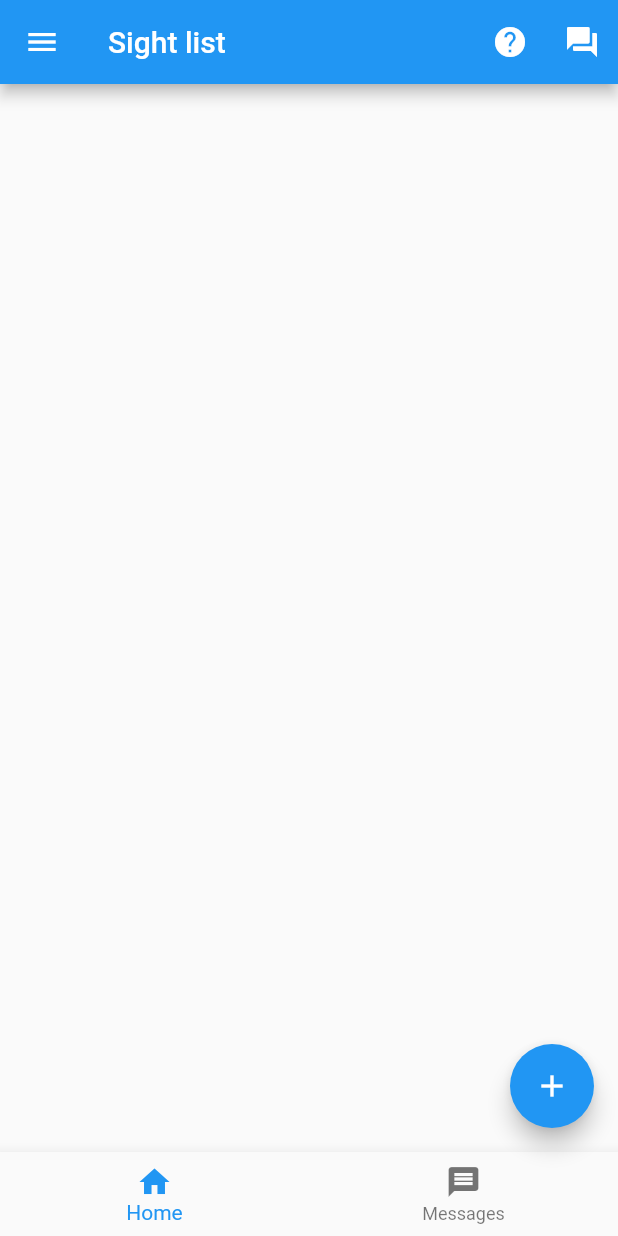
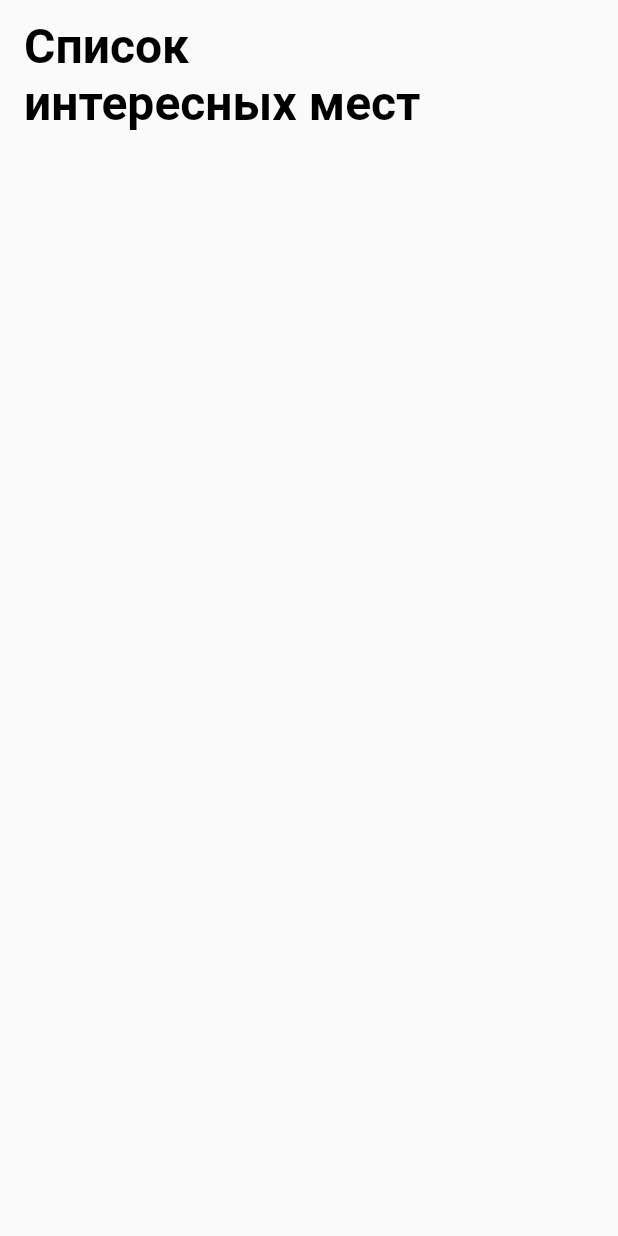
Before and after one commit to Chetkov/surf-flutter-course-chetkov, a Flutter app: the screen it shows after launch, on a phone screen of 412 x 824 dp. Run offline on Flutter 3.47's test engine with Material 2 defaults, Android fonts, the phone set to English and light mode, and no system bars.

```diff
--- a/lib/ui/screen/sight_list_screen.dart
+++ b/lib/ui/screen/sight_list_screen.dart
@@ -1,5 +1,4 @@
 import 'package:flutter/material.dart';
-import 'package:places/ui/screen/sight_list_screen_const.dart';
 
 class SightListScreen extends StatefulWidget {
   @override
@@ -10,38 +9,22 @@ class _SightListScreenState extends State<SightListScreen> {
   @override
   Widget build(BuildContext context) {
     return Scaffold(
-      floatingActionButton: FloatingActionButton(
-        onPressed: () {
-          print('FloatingActionButton was pressed!');
-        },
-        child: Icon(Icons.add),
-      ),
-      bottomNavigationBar: BottomNavigationBar(items: [
-        BottomNavigationBarItem(
-            icon: Icon(Icons.home),
-            label: BOTTOM_NAVIGATION_BAR_ITEM_HOME
+      appBar: AppBar(
+        title: Text(
+          'Список\nинтересных мест',
+          style: TextStyle(
+            color: Colors.black,
+            fontFamily: 'Roboto',
+            fontStyle: FontStyle.normal,
+            fontWeight: FontWeight.bold,
+            fontSize: 32,
+          ),
+          textAlign: TextAlign.left,
         ),
-        BottomNavigationBarItem(
-            icon: Icon(Icons.message),
-            label: BOTTOM_NAVIGATION_BAR_ITEM_MESSAGES,
-        ),
-      ]),
-      appBar: AppBar(
-        title: Text(APP_BAR_TITLE),
-        actions: [
-          IconButton(
-              icon: Icon(Icons.help),
-              onPressed: () {
-                print('Help was pressed');
-              }),
-          IconButton(
-              icon: Icon(Icons.question_answer),
-              onPressed: () {
-                print('FAQ was pressed');
-              })
-        ],
-      ),
-      drawer: Drawer(),
+        elevation: 0,
+        backgroundColor: Colors.transparent,
+        toolbarHeight: 100,
+      )
     );
   }
 }
```
